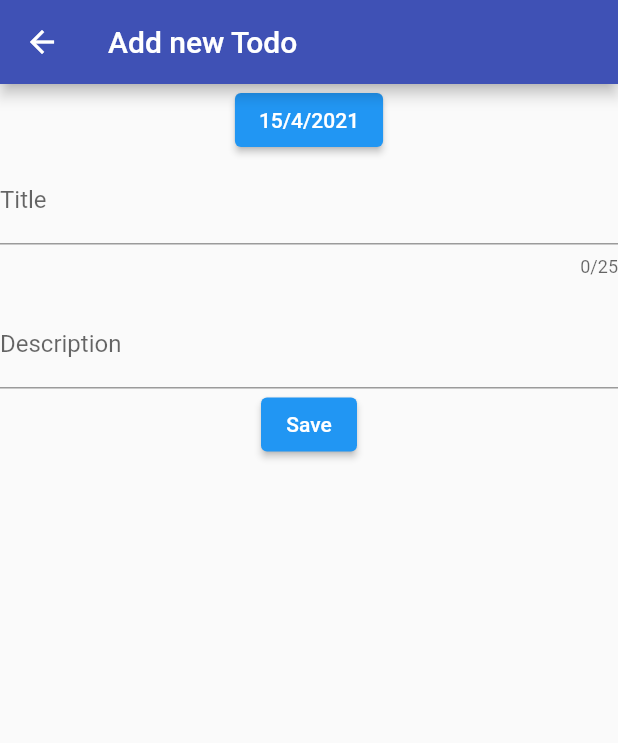
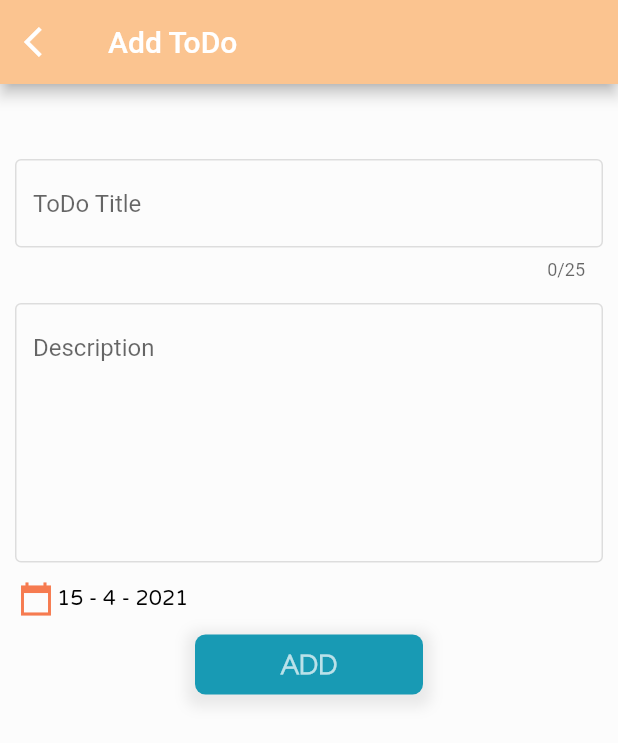
Before and after one commit to IrmaFirma/Cocu-App, a Flutter app: the AddNewTodo screen opened directly, on a phone screen of 412 x 824 dp. Shown: the top 743 px of the screen. Run offline on Flutter 3.47's test engine with Material 2 defaults, Android fonts, the phone set to English and light mode, and no system bars; our stand-ins replace circular_check_box, cloud_firestore, date_picker_timeline, firebase_auth, firebase_core, flutter_slidable and 2 more; missing offline and left inert: cloud_firestore_web, firebase_auth_web, firebase_core_web, google_sign_in_web, shared_preferences_web; accounts and stored records are empty.

Commit message:
Todo Design

```diff
--- a/lib/app/models/todo_model.dart
+++ b/lib/app/models/todo_model.dart
@@ -5,14 +5,12 @@ class TodoModel {
   final String description;
   final String date;
   final bool isCompleted;
-  final String time;
   final userID;
   final todoID;
 
   TodoModel(
       {@required this.title,
       this.description,
-      @required this.time,
       this.isCompleted = false,
       @required this.date,
       @required this.userID,
@@ -21,7 +19,6 @@ class TodoModel {
   factory TodoModel.fromDocument(Map<String, dynamic> data) {
     return TodoModel(
       title: data['title'],
-      time: data['time'],
       date: data['date'],
       description: data['description'],
       userID: data['user_id'],
--- a/lib/app/view/todo/add_todo.dart
+++ b/lib/app/view/todo/add_todo.dart
@@ -24,13 +24,19 @@ class _AddNewTodoState extends State<AddNewTodo> {
   Widget build(BuildContext context) {
     var dateFormat = DateTime.parse(date);
     var formattedDate =
-        '${dateFormat.day}/${dateFormat.month}/${dateFormat.year}';
+        '${dateFormat.day} - ${dateFormat.month} - ${dateFormat.year}';
     final TodoProvider todoProvider =
         Provider.of<TodoProvider>(context, listen: true);
     return Scaffold(
+      backgroundColor: Color(0xFFFCFCFC),
       appBar: AppBar(
-        title: Text('Add new Todo'),
-        backgroundColor: Colors.indigo,
+        leading: IconButton(
+          icon: Icon(Icons.arrow_back_ios),
+          onPressed: () => Navigator.of(context).pop(),
+        ),
+        title: Text('Add ToDo'),
+        backgroundColor: Color(0xFFFBC490),
+        iconTheme: IconThemeData(color: Colors.white),
       ),
       body: Container(
         child: Column(
@@ -39,17 +45,23 @@ class _AddNewTodoState extends State<AddNewTodo> {
               key: formKey,
               child: TodoFormWidget(
                 dateText: '$formattedDate',
-                dateFunc: () {
-                  return showDatePicker(
+                dateFunc: () async {
+                  await showDatePicker(
+                    cancelText: '',
+                    confirmText: 'DONE',
                     context: context,
                     initialDate: DateTime.now(),
                     firstDate: DateTime(2020),
                     lastDate: DateTime(2040),
-                  ).then((value) => setState(() {
+                  ).then((value) {
+                    if (value != null) {
+                      setState(() {
                         date = value.toString();
-                      }));
+                      });
+                    }
+                  });
                 },
-                buttonText: 'Save',
+                buttonText: 'ADD',
                 titleController: _titleController,
                 descriptionController: _descriptionController,
                 onSaved: () {
--- a/lib/app/view/todo/completed_todo.dart
+++ b/lib/app/view/todo/completed_todo.dart
@@ -8,7 +8,6 @@ import 'package:working_project/app/providers/todo_provider.dart';
 import 'package:working_project/app/utils/shared_preferences.dart';
 import 'package:working_project/app/view/todo/todo_widgets/build_completed_widget.dart';
 
-//TODO Fix Scrolling
 class CompletedTodo extends StatefulWidget {
   @override
   _CompletedTodoState createState() => _CompletedTodoState();
@@ -56,6 +55,7 @@ class _CompletedTodoState extends State<CompletedTodo> {
   Widget build(BuildContext context) {
     //ui
     return Scaffold(
+        resizeToAvoidBottomInset: true,
         appBar: AppBar(
           iconTheme: IconThemeData(color: Colors.black87),
           title: const Text(
@@ -78,8 +78,8 @@ class _CompletedTodoState extends State<CompletedTodo> {
             onWillPop: null,
             child: RefreshIndicator(
               onRefresh: () => _getInitialData(),
-              child: BuildCompletedTodo(getInitialData: () {
-                return _getInitialData();
+              child: BuildCompletedTodo(getInitialData: () async {
+                await _getInitialData();
               }),
             ),
           ),
--- a/lib/app/view/todo/todo_widgets/todo_form_widget.dart
+++ b/lib/app/view/todo/todo_widgets/todo_form_widget.dart
@@ -20,32 +20,100 @@ class TodoFormWidget extends StatelessWidget {
 
   @override
   Widget build(BuildContext context) {
-    return Column(
-      children: [
-        ElevatedButton(
-            child: Text(dateText),
+    return Expanded(
+      child: ListView(
+        shrinkWrap: true,
+        children: [
+          Padding(
+            padding: const EdgeInsets.only(left: 10, right: 10, top: 50),
+            child: TextFormField(
+              controller: titleController,
+              decoration: InputDecoration(
+                enabledBorder: OutlineInputBorder(
+                  borderSide: BorderSide(color: Colors.black12, width: 1),
+                ),
+                focusedBorder: OutlineInputBorder(
+                  borderSide: BorderSide(color: Colors.black12, width: 1),
+                ),
+                hintText: 'ToDo Title',
+              ),
+              maxLength: 25,
+            ),
+          ),
+          Padding(
+            padding: const EdgeInsets.only(left: 10, right: 10, top: 15),
+            child: TextFormField(
+              controller: descriptionController,
+              decoration: InputDecoration(
+                enabledBorder: OutlineInputBorder(
+                  borderSide: BorderSide(color: Colors.black12, width: 1),
+                ),
+                focusedBorder: OutlineInputBorder(
+                  borderSide: BorderSide(color: Colors.black12, width: 1),
+                ),
+                hintText: 'Description',
+              ),
+              maxLines: 7,
+            ),
+          ),
+          TextButton(
+            child: Row(
+              children: [
+                Padding(
+                  padding: const EdgeInsets.only(left: 4),
+                  child: Icon(Icons.calendar_today_sharp,
+                      color: Color(0xFFF67B50)),
+                ),
+                SizedBox(
+                  width: 2,
+                ),
+                Text(
+                  dateText,
+                  style: TextStyle(
+                      fontFamily: 'Varela',
+                      fontWeight: FontWeight.w500,
+                      color: Colors.black),
+                ),
+              ],
+            ),
             onPressed: () {
               return dateFunc();
-            }),
-        TextFormField(
-          controller: titleController,
-          decoration:
-              InputDecoration(labelText: 'Title', hintText: 'Go to NYC'),
-          maxLength: 25,
-        ),
-        SizedBox(height: 15),
-        TextFormField(
-          controller: descriptionController,
-          decoration: InputDecoration(
-              labelText: 'Description', hintText: 'Buy plane tickets...'),
-        ),
-        ElevatedButton(
-          child: Text(buttonText),
-          onPressed: () async {
-            return onSaved();
-          },
-        ),
-      ],
+            },
+          ),
+          GestureDetector(
+            onTap: () => onSaved(),
+            child: Padding(
+              padding: const EdgeInsets.only(left: 130, right: 130),
+              child: Container(
+                  height: 40,
+                  decoration: BoxDecoration(
+                    color: Color(0xFF189AB4),
+                    borderRadius: BorderRadius.all(Radius.circular(7)),
+                    boxShadow: [
+                      BoxShadow(
+                        color: Colors.grey.shade400.withOpacity(0.3),
+                        spreadRadius: 5,
+                        blurRadius: 7,
+                        offset: Offset(0, 3), // changes position of shadow
+                      ),
+                    ],
+                  ),
+                  child: Column(
+                    mainAxisAlignment: MainAxisAlignment.center,
+                    crossAxisAlignment: CrossAxisAlignment.center,
+                    children: [
+                      Text(buttonText,
+                          style: TextStyle(
+                              color: Colors.white70,
+                              fontSize: 18,
+                              fontWeight: FontWeight.w600,
+                              fontFamily: 'Raleway')),
+                    ],
+                  )),
+            ),
+          ),
+        ],
+      ),
     );
   }
 }
--- a/pubspec.yaml
+++ b/pubspec.yaml
@@ -39,7 +39,7 @@ dependencies:
   table_calendar: ^2.3.3
   circular_check_box: ^1.0.4
   date_picker_timeline: ^1.2.3
-  line_icons: ^2.0.1
+  flutter_datetime_picker: ^1.5.0
 
 dev_dependencies:
   flutter_test:
@@ -86,6 +86,9 @@ flutter:
     - family: Varela
       fonts:
         - asset: assets/fonts/Varela.ttf
+    - family: Antonio
+      fonts:
+        - asset: assets/fonts/Antonio.ttf
   #       - asset: fonts/Schyler-Italic.ttf
   #         style: italic
   #   - family: Trajan Pro
```
Also changed, not shown: lib/app/view/cocu_splash.dart (+21 -10 lines), lib/app/view/todo/edit_todo_page.dart (+7 -2 lines), lib/app/view/todo/todo_page.dart (+5 -3 lines), lib/app/view/todo/todo_widgets/build_completed_widget.dart (+8 -7 lines), lib/app/view/todo/todo_widgets/build_todo_home_widget.dart (+16 -11 lines), assets/cocuBack.png (added), assets/fonts/Antonio.ttf (added), lib/app/view/todo/todo_widgets/congratulations_dialog.dart (added), lib/widgets/error_dialog.dart (added), 1 other file.
